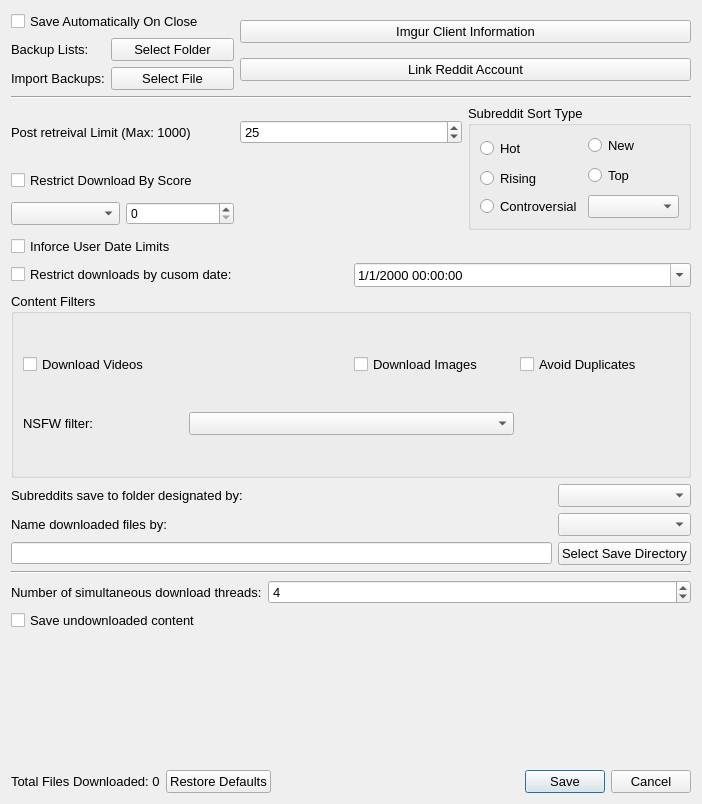
This is DownloaderForReddit/GUI_Resources/DownloaderForRedditSettingsGUI.ui in MalloyDelacroix/DownloaderForReddit as Qt 5 draws it before an edit. The edited form follows.
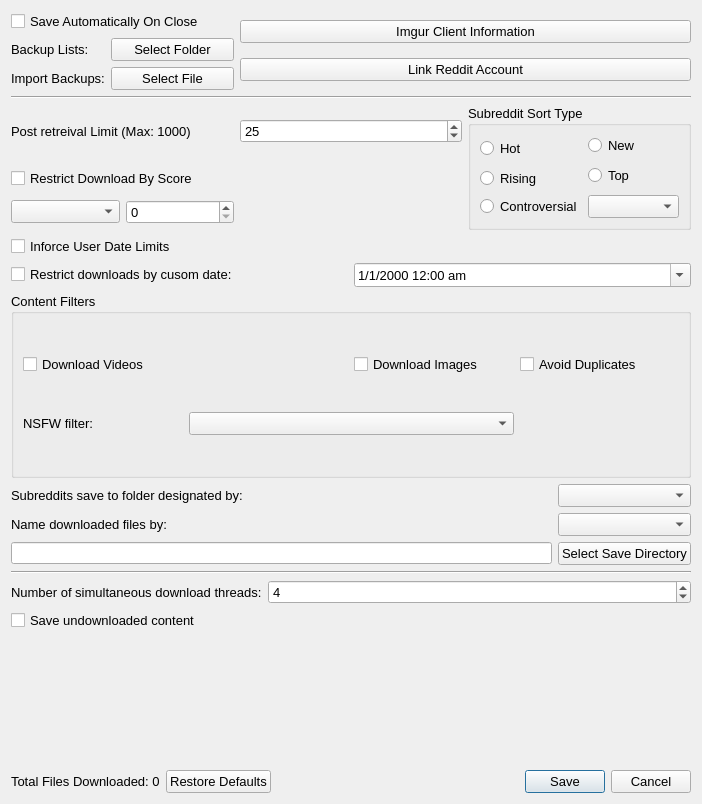
This is the edited form.

Commit message: Clean up settings gui display items, change date time format.

The edit to the form file:
```diff
--- a/DownloaderForReddit/GUI_Resources/DownloaderForRedditSettingsGUI.ui
+++ b/DownloaderForReddit/GUI_Resources/DownloaderForRedditSettingsGUI.ui
@@ -241,6 +241,11 @@
     <layout class="QGridLayout" name="gridLayout">
      <item row="1" column="1">
       <widget class="QSpinBox" name="post_score_limit_spin_box">
+       <property name="font">
+        <font>
+         <pointsize>10</pointsize>
+        </font>
+       </property>
        <property name="maximum">
         <number>100000</number>
        </property>
@@ -318,7 +323,7 @@
         </font>
        </property>
        <property name="displayFormat">
-        <string>M/d/yyyy hh:mm:ss</string>
+        <string>M/d/yyyy hh:mm ap</string>
        </property>
        <property name="calendarPopup">
         <bool>true</bool>
```
The commit also changes 2 other files.
